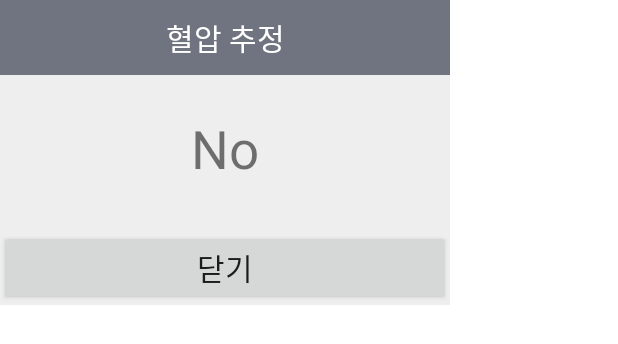
After one commit to LeeJin0527/realtime-blood-pressure-measurement, an Android app: the layout pop_up_activity_layout.xml on its own in the app's theme, with its tools: preview values and no code run, on a phone screen of 412 x 824 dp. The commit adds this screen. Shown: the top 344 px of the screen. Run offline under Robolectric (Android 15) with nearby library versions, the phone set to English and light mode, and no system bars; network calls fail.

Commit message:
add pop up activity and fix some error

```diff
--- a/PPGMeasure/app/src/main/AndroidManifest.xml
+++ b/PPGMeasure/app/src/main/AndroidManifest.xml
@@ -28,10 +28,10 @@
             <intent-filter>
                 <action android:name="android.intent.action.MAIN"/>
                 <category android:name="android.intent.category.LAUNCHER"/>
-
             </intent-filter>
         </activity>
         <activity android:name=".PPGActivity"/>
+        <activity android:name=".PopUpActivity" android:theme="@android:style/Theme.Dialog"/>
         <service android:name=".BluetoothLeService" android:enabled="true"/>
 
 
--- /dev/null
+++ b/PPGMeasure/app/src/main/res/layout/pop_up_activity_layout.xml
@@ -0,0 +1,56 @@
+<?xml version="1.0" encoding="utf-8"?>
+<LinearLayout xmlns:android="http://schemas.android.com/apk/res/android"
+    android:layout_width="300dp"
+    android:layout_height="wrap_content"
+    android:orientation="vertical"
+    android:background="#eeeeee"
+    >
+    <LinearLayout
+        android:layout_width="match_parent"
+        android:layout_height="wrap_content"
+        android:orientation="horizontal">
+
+        <TextView
+            android:layout_width="match_parent"
+            android:layout_height="50dp"
+            android:text="혈압 추정"
+            android:gravity="center"
+            android:textSize="20dp"
+            android:background="@color/gray"
+            android:textColor="@color/white"/>
+    </LinearLayout>
+
+    <LinearLayout
+        android:id="@+id/sign_banner_pop_up_activity"
+        android:layout_width="match_parent"
+        android:layout_height="wrap_content"
+        android:padding="25dp"
+        android:orientation="vertical">
+
+        <TextView
+            android:layout_width="match_parent"
+            android:layout_height="wrap_content"
+            android:layout_marginBottom="5dp"
+            android:gravity="center"
+            android:textSize="35dp"
+            android:text="No"
+            android:id="@+id/pop_up_context"/>
+    </LinearLayout>
+
+    <LinearLayout
+        android:layout_width="match_parent"
+        android:layout_height="wrap_content"
+        android:gravity="center"
+        android:orientation="horizontal">
+
+        <android.widget.Button
+            android:layout_width="match_parent"
+            android:layout_height="50dp"
+            android:gravity="center"
+            android:text="닫기"
+            android:textSize="20dp"
+            android:id="@+id/exit_pop_up_activity"/>
+    </LinearLayout>
+
+
+</LinearLayout>
--- a/PPGMeasure/app/src/main/res/layout/ppg_layout.xml
+++ b/PPGMeasure/app/src/main/res/layout/ppg_layout.xml
@@ -35,8 +35,8 @@
                 android:layout_height="match_parent"
                 android:layout_weight="2"
                 android:inputType="numberDecimal"
-                android:text="초기 혈압 값 입력 : "
-                android:textSize="10dp"></EditText>
+                android:hint="입력 해 주세요"
+                android:textSize="20dp"></EditText>
         </LinearLayout>
 
         <LinearLayout
--- a/PPGMeasure/app/src/main/res/values/colors.xml
+++ b/PPGMeasure/app/src/main/res/values/colors.xml
@@ -11,4 +11,5 @@
     <color name="green">#89FF00</color>
     <color name="red">#FF0000</color>
     <color name="yellow">#FFE500</color>
+    <color name="gray">#707480</color>
 </resources>
```
Also changed, not shown: PPGMeasure/app/src/main/java/com/example/ppgmeasure/PPGActivity.java (+21 -2 lines), PPGMeasure/app/src/main/java/com/example/ppgmeasure/PopUpActivity.java (added, +79 -0 lines).
